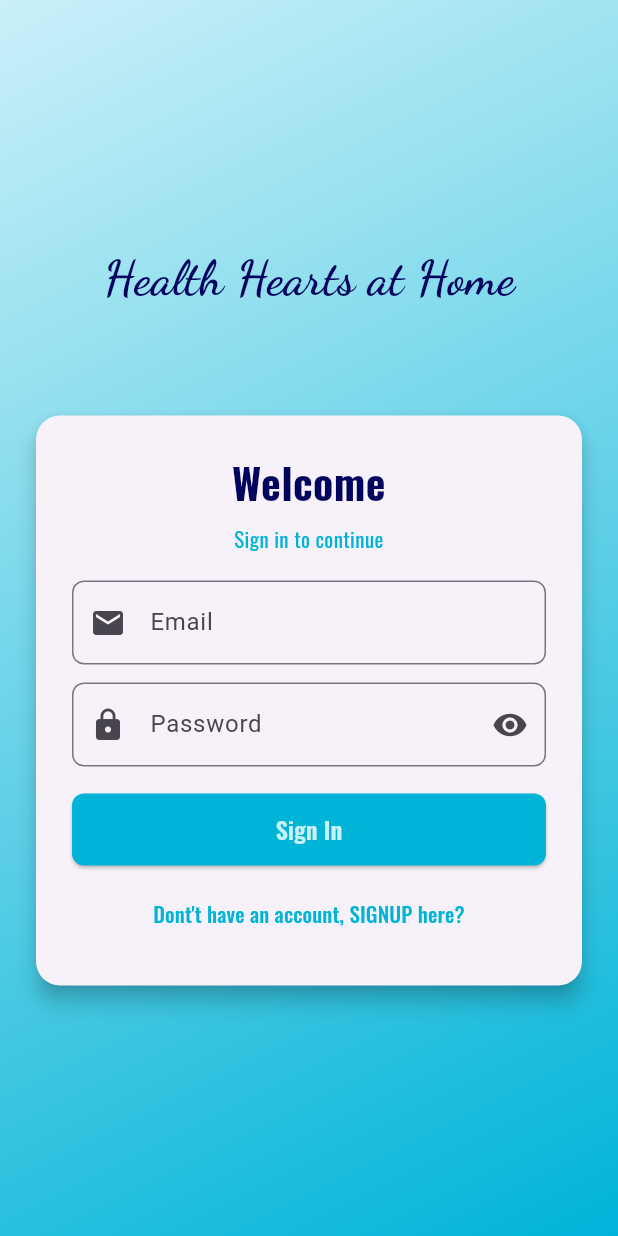
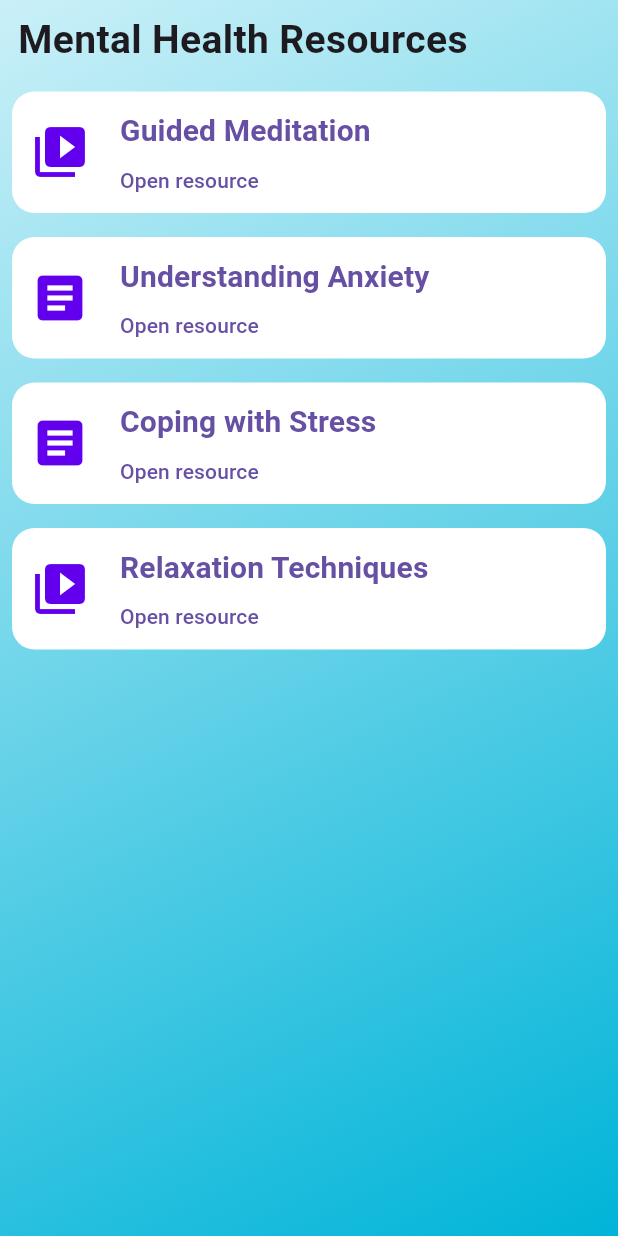
Before and after one commit to aymanabdeenn/health_hearts_at_home, a Flutter app: the screen it shows after launch, on a phone screen of 412 x 824 dp. Run offline on Flutter 3.47's test engine with Material 3 defaults, Android fonts, the phone set to English and light mode, and no system bars; our stand-ins replace flutter_secure_storage, google_fonts.

Commit message:
Resources created

```diff
--- a/frontend/hhah/lib/hhah.dart
+++ b/frontend/hhah/lib/hhah.dart
@@ -12,6 +12,9 @@ import 'package:hhah/screens/care-giver-screens/track_your_child.dart';
 import 'package:hhah/screens/care-giver-screens/general_child_care_info.dart';
 import 'package:hhah/screens/auth-screens/login-page.dart';
 import 'package:hhah/screens/auth-screens/signup-page.dart';
+import 'package:hhah/widgets/shared/resources_list.dart';
+import 'package:hhah/widgets/shared/resources_model.dart';
+import 'package:hhah/widgets/shared/resource_element.dart';
 
 class Hhah extends StatefulWidget {
   const Hhah({super.key});
@@ -158,7 +161,31 @@ class _HhahState extends State<Hhah> {
               end: Alignment.bottomRight,
             ),
           ),
-          child: _buildActiveScreen(),
+          child: ResourcesList(
+            title: "Mental Health Resources",
+            resources: [
+              ResourceModel(
+                title: "Guided Meditation",
+                type: "Video",
+                link: "https://youtube.com/watch?v=...",
+              ),
+              ResourceModel(
+                title: "Understanding Anxiety",
+                type: "Article",
+                link: "https://example.com/anxiety",
+              ),
+              ResourceModel(
+                title: "Coping with Stress",
+                type: "Article",
+                link: "https://example.com/stress",
+              ),
+              ResourceModel(
+                title: "Relaxation Techniques",
+                type: "Video",
+                link: "https://youtube.com/watch?v=...",
+              ),
+            ],
+          ),
         ),
       ),
     );
--- /dev/null
+++ b/frontend/hhah/lib/widgets/shared/resource_element.dart
@@ -0,0 +1,83 @@
+import 'package:flutter/material.dart';
+import 'package:google_fonts/google_fonts.dart';
+import 'package:hhah/widgets/shared/resources_list.dart';
+import 'package:url_launcher/url_launcher.dart';
+
+class ResourcesElement extends StatelessWidget {
+  const ResourcesElement({
+    super.key,
+    required this.type,
+    required this.link,
+    required this.title,
+  });
+
+  final String title;
+  final String type;
+  final String link;
+
+  Future<void> _launchUrl(BuildContext context) async {
+    final uri = Uri.tryParse(link);
+    if (uri == null) {
+      ScaffoldMessenger.of(
+        context,
+      ).showSnackBar(const SnackBar(content: Text('Invalid URL')));
+      return;
+    }
+
+    if (!await launchUrl(uri, mode: LaunchMode.externalApplication)) {
+      ScaffoldMessenger.of(
+        context,
+      ).showSnackBar(SnackBar(content: Text('Could not launch $uri')));
+    }
+  }
+
+  @override
+  Widget build(BuildContext context) {
+    return Padding(
+      padding: const EdgeInsets.all(8.0),
+      child: ElevatedButton(
+        onPressed: () => _launchUrl(context),
+        style: ElevatedButton.styleFrom(
+          backgroundColor: Colors.white,
+          padding: const EdgeInsets.all(12.0),
+          shape: RoundedRectangleBorder(
+            borderRadius: BorderRadius.circular(15),
+          ),
+          elevation: 0,
+        ),
+        child: Row(
+          children: [
+            Icon(
+              type == 'Video' ? Icons.video_library : Icons.article,
+              size: 40,
+              color: Color(0xFF6200EE),
+            ),
+            const SizedBox(width: 20),
+            Expanded(
+              child: Column(
+                crossAxisAlignment: CrossAxisAlignment.start,
+                mainAxisSize: MainAxisSize.min,
+                children: [
+                  Text(
+                    title,
+                    style: const TextStyle(
+                      fontSize: 20,
+                      fontWeight: FontWeight.bold,
+                    ),
+                  ),
+                  const SizedBox(height: 8),
+                  Text(
+                    'Open resource',
+                    style: TextStyle(
+                      color: Theme.of(context).colorScheme.primary,
+                    ),
+                  ),
+                ],
+              ),
+            ),
+          ],
+        ),
+      ),
+    );
+  }
+}
--- /dev/null
+++ b/frontend/hhah/lib/widgets/shared/resources_list.dart
@@ -0,0 +1,49 @@
+import 'package:flutter/material.dart';
+import 'package:hhah/widgets/shared/resources_model.dart';
+import 'package:hhah/widgets/shared/resource_element.dart';
+
+class ResourcesList extends StatelessWidget {
+  final String title;
+  final List<ResourceModel> resources; // Accepts data, not widgets
+
+  const ResourcesList({
+    super.key,
+    required this.title,
+    required this.resources,
+  });
+
+  @override
+  Widget build(BuildContext context) {
+    return Column(
+      crossAxisAlignment: CrossAxisAlignment.start,
+      children: [
+        Padding(
+          padding: const EdgeInsets.symmetric(horizontal: 12.0, vertical: 8.0),
+          child: Text(
+            title,
+            style: const TextStyle(fontSize: 26, fontWeight: FontWeight.bold),
+          ),
+        ),
+        // Expanded ensures the list takes up the remaining space
+        Expanded(
+          child: ListView.builder(
+            padding: const EdgeInsets.only(
+              bottom: 20,
+            ), // Add padding at bottom so last item isn't cut off
+            itemCount: resources.length,
+            itemBuilder: (context, index) {
+              final item = resources[index];
+
+              // Here we create your widget using the data
+              return ResourcesElement(
+                title: item.title,
+                type: item.type,
+                link: item.link,
+              );
+            },
+          ),
+        ),
+      ],
+    );
+  }
+}
--- /dev/null
+++ b/frontend/hhah/lib/widgets/shared/resources_model.dart
@@ -0,0 +1,9 @@
+import 'package:flutter/material.dart';
+
+class ResourceModel {
+  final String title;
+  final String link;
+  final String type; // 'Video' or 'Article'
+
+  ResourceModel({required this.title, required this.link, required this.type});
+}
--- a/frontend/hhah/pubspec.yaml
+++ b/frontend/hhah/pubspec.yaml
@@ -36,6 +36,7 @@ dependencies:
   cupertino_icons: ^1.0.8
   google_fonts: ^6.3.3
   flutter_secure_storage: ^9.0.0
+  url_launcher: ^6.1.10
 
 dev_dependencies:
   flutter_test:
```
Also changed, not shown: frontend/hhah/lib/widgets/shared/devotionals_list.dart (added, +47 -0 lines), frontend/hhah/pubspec.lock, 6 other files.
